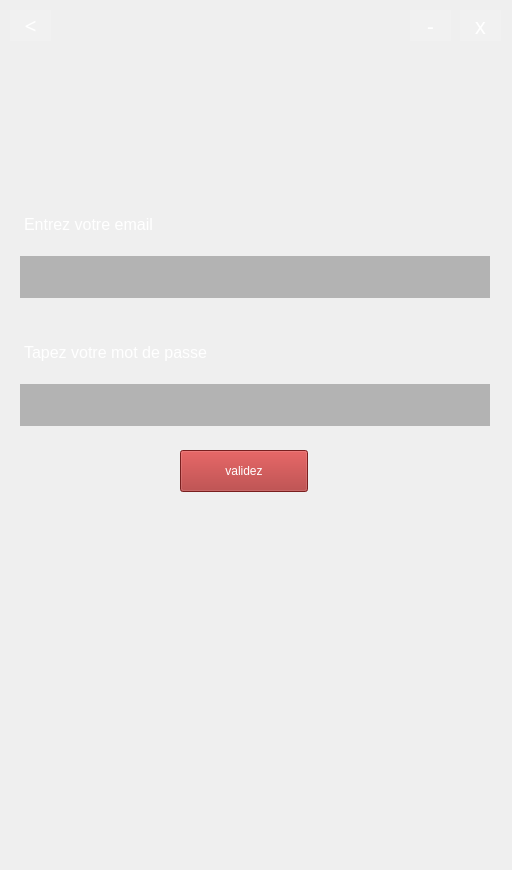
This is Babel/client/forms/BabelInscription.ui in gvsurenderreddy/Babel-VOIP as Qt 5 draws it before an edit. The edited form follows.
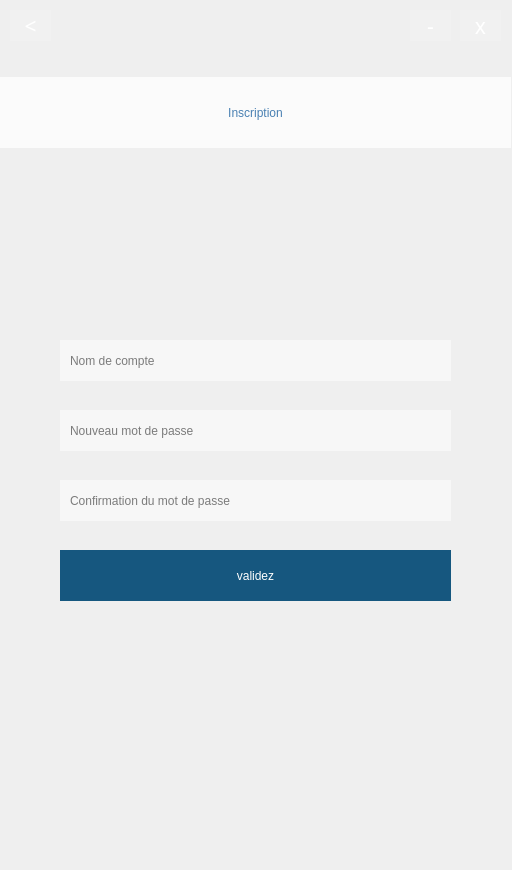
This is the edited form. Icons and pictures are not drawn.

Commit message: update Flyer and Inscription widget

```diff
--- a/Babel/client/forms/BabelInscription.ui
+++ b/Babel/client/forms/BabelInscription.ui
@@ -17,42 +17,6 @@
    <string notr="true">background-image: url(:/background_image.png);
 </string>
   </property>
-  <widget class="QLabel" name="mail">
-   <property name="geometry">
-    <rect>
-     <x>0</x>
-     <y>192</y>
-     <width>512</width>
-     <height>64</height>
-    </rect>
-   </property>
-   <property name="font">
-    <font>
-     <family>MS Shell Dlg 2</family>
-     <pointsize>12</pointsize>
-     <weight>50</weight>
-     <italic>false</italic>
-     <bold>false</bold>
-    </font>
-   </property>
-   <property name="layoutDirection">
-    <enum>Qt::LeftToRight</enum>
-   </property>
-   <property name="styleSheet">
-    <string notr="true">background: none;
-background-color: rgba(0, 0, 0, 0);
-font: 12pt &quot;MS Shell Dlg 2&quot;;
-color: #ffffff;
-padding: 20px;
-</string>
-   </property>
-   <property name="text">
-    <string>Entrez votre email</string>
-   </property>
-   <property name="alignment">
-    <set>Qt::AlignLeading|Qt::AlignLeft|Qt::AlignVCenter</set>
-   </property>
-  </widget>
   <widget class="QPushButton" name="close">
    <property name="geometry">
     <rect>
@@ -130,102 +94,120 @@
     <string>&lt;</string>
    </property>
   </widget>
-  <widget class="QLineEdit" name="emailEdit">
-   <property name="geometry">
-    <rect>
-     <x>20</x>
-     <y>256</y>
-     <width>470</width>
-     <height>42</height>
-    </rect>
-   </property>
-   <property name="styleSheet">
-    <string notr="true">background: none;
-border: none;
-background-color: rgba(0, 0, 0, 64);
-color: rgb(255, 255, 255);
-font: 12pt &quot;MS Sans Serif&quot;;
-padding: 8px;
-</string>
-   </property>
-  </widget>
-  <widget class="QLabel" name="pwd">
-   <property name="geometry">
-    <rect>
-     <x>0</x>
-     <y>320</y>
-     <width>512</width>
-     <height>64</height>
-    </rect>
-   </property>
-   <property name="font">
-    <font>
-     <family>MS Shell Dlg 2</family>
-     <pointsize>12</pointsize>
-     <weight>50</weight>
-     <italic>false</italic>
-     <bold>false</bold>
-    </font>
-   </property>
-   <property name="layoutDirection">
-    <enum>Qt::LeftToRight</enum>
-   </property>
-   <property name="styleSheet">
-    <string notr="true">background: none;
-background-color: rgba(0, 0, 0, 0);
-font: 12pt &quot;MS Shell Dlg 2&quot;;
-color: #ffffff;
-padding: 20px;
-</string>
-   </property>
-   <property name="text">
-    <string>Tapez votre mot de passe</string>
-   </property>
-   <property name="alignment">
-    <set>Qt::AlignLeading|Qt::AlignLeft|Qt::AlignVCenter</set>
-   </property>
-  </widget>
-  <widget class="QLineEdit" name="pwdEdit">
-   <property name="geometry">
-    <rect>
-     <x>20</x>
-     <y>384</y>
-     <width>470</width>
-     <height>42</height>
-    </rect>
-   </property>
-   <property name="styleSheet">
-    <string notr="true">background: none;
-border: none;
-background-color: rgba(0, 0, 0, 64);
-color: rgb(255, 255, 255);
-font: 12pt &quot;MS Sans Serif&quot;;
-lineedit-password-character: 9679;
-padding: 8px;
-</string>
-   </property>
-  </widget>
   <widget class="QPushButton" name="ok">
    <property name="geometry">
     <rect>
-     <x>180</x>
-     <y>450</y>
-     <width>128</width>
-     <height>42</height>
+     <x>60</x>
+     <y>550</y>
+     <width>391</width>
+     <height>51</height>
     </rect>
    </property>
    <property name="styleSheet">
     <string notr="true">background: none;
-background-color: rgb(170, 44, 44);
+background-color: rgb(22, 87, 127);
 color: rgb(255, 255, 255);
-font: 12pt &quot;MS Sans Serif&quot;;
-
-</string>
+font: 12pt &quot;Verdana&quot;;
+border-style: outset;
+      </string>
    </property>
    <property name="text">
     <string>validez</string>
    </property>
   </widget>
+  <widget class="QLineEdit" name="emailEdit">
+   <property name="geometry">
+    <rect>
+     <x>60</x>
+     <y>340</y>
+     <width>391</width>
+     <height>41</height>
+    </rect>
+   </property>
+   <property name="styleSheet">
+    <string notr="true">background: none;
+border: none;
+background-color: rgba(255, 255, 255, 128);
+color: rgb(0, 0, 0);
+font: 10pt &quot;Verdana&quot;;
+padding: 8px;
+
+      </string>
+   </property>
+   <property name="placeholderText">
+    <string>Nom de compte</string>
+   </property>
+  </widget>
+  <widget class="QLineEdit" name="pwdEdit1">
+   <property name="geometry">
+    <rect>
+     <x>60</x>
+     <y>410</y>
+     <width>391</width>
+     <height>41</height>
+    </rect>
+   </property>
+   <property name="styleSheet">
+    <string notr="true">background: none;
+border: none;
+background-color: rgba(255, 255, 255, 128);
+color: #000;
+font: 10pt &quot;Verdana&quot;;
+lineedit-password-character: 9679;
+padding: 8px;
+      </string>
+   </property>
+   <property name="placeholderText">
+    <string>Nouveau mot de passe</string>
+   </property>
+  </widget>
+  <widget class="QLineEdit" name="pwdEdit2">
+   <property name="geometry">
+    <rect>
+     <x>60</x>
+     <y>480</y>
+     <width>391</width>
+     <height>41</height>
+    </rect>
+   </property>
+   <property name="styleSheet">
+    <string notr="true">background: none;
+border: none;
+background-color: rgba(255, 255, 255, 128);
+color: #000;
+font: 10pt &quot;Verdana&quot;;
+lineedit-password-character: 9679;
+padding: 8px;
+      </string>
+   </property>
+   <property name="placeholderText">
+    <string>Confirmation du mot de passe</string>
+   </property>
+  </widget>
+  <widget class="QLabel" name="label">
+   <property name="geometry">
+    <rect>
+     <x>0</x>
+     <y>77</y>
+     <width>511</width>
+     <height>71</height>
+    </rect>
+   </property>
+   <property name="styleSheet">
+    <string notr="true">background: none;
+background-color: rgba(255, 255, 255, 192);
+font: 28pt &quot;MS Sans Sherif&quot;;
+color: rgba(15, 87, 154, 192);
+
+</string>
+   </property>
+   <property name="text">
+    <string>Inscription</string>
+   </property>
+   <property name="alignment">
+    <set>Qt::AlignCenter</set>
+   </property>
+  </widget>
  </widget>
  <resources>
   <include location="../resources/BabelMainWindow.qrc"/>
```
The commit also changes 3 other files.
